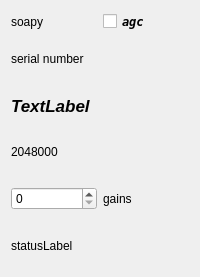
Old version of the form sources/devices/soapy/soapy-widget.ui in the repository JvanKatwijk/qt-dab.
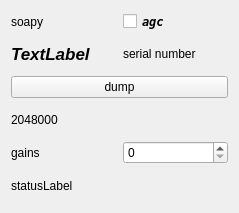
New version of the form.

Commit message: soapy continued

The edit to the form file:
```diff
--- a/sources/devices/soapy/soapy-widget.ui
+++ b/sources/devices/soapy/soapy-widget.ui
@@ -6,8 +6,8 @@
    <rect>
     <x>0</x>
     <y>0</y>
-    <width>200</width>
-    <height>277</height>
+    <width>239</width>
+    <height>213</height>
    </rect>
   </property>
   <property name="windowTitle">
@@ -28,7 +28,6 @@
        <property name="font">
         <font>
          <family>DejaVu Sans Mono</family>
-         <weight>75</weight>
          <italic>true</italic>
          <bold>true</bold>
         </font>
@@ -44,18 +43,12 @@
     </layout>
    </item>
    <item>
-    <widget class="QLabel" name="serialNumber">
-     <property name="text">
-      <string>serial number</string>
-     </property>
-    </widget>
-   </item>
+    <layout class="QHBoxLayout" name="horizontalLayout_3">
    <item>
     <widget class="QLabel" name="deviceNameLabel">
      <property name="font">
       <font>
        <pointsize>13</pointsize>
-       <weight>75</weight>
        <italic>true</italic>
        <bold>true</bold>
       </font>
@@ -66,6 +59,22 @@
     </widget>
    </item>
    <item>
+      <widget class="QLabel" name="serialNumber">
+       <property name="text">
+        <string>serial number</string>
+       </property>
+      </widget>
+     </item>
+    </layout>
+   </item>
+   <item>
+    <widget class="QPushButton" name="dumpButton">
+     <property name="text">
+      <string>dump</string>
+     </property>
+    </widget>
+   </item>
+   <item>
     <widget class="QLabel" name="samplerateLabel">
      <property name="text">
       <string>2048000</string>
@@ -74,9 +83,6 @@
    </item>
    <item>
     <layout class="QHBoxLayout" name="horizontalLayout_2">
-     <item>
-      <widget class="QSpinBox" name="gainSelector"/>
-     </item>
      <item>
       <widget class="QLabel" name="labelSpinbox_1">
        <property name="text">
@@ -84,6 +90,9 @@
        </property>
       </widget>
      </item>
+     <item>
+      <widget class="QSpinBox" name="gainSelector"/>
+     </item>
     </layout>
    </item>
    <item>
```
Lines whose indentation alone changed are shown as unchanged. The commit also changes 13 other files.
